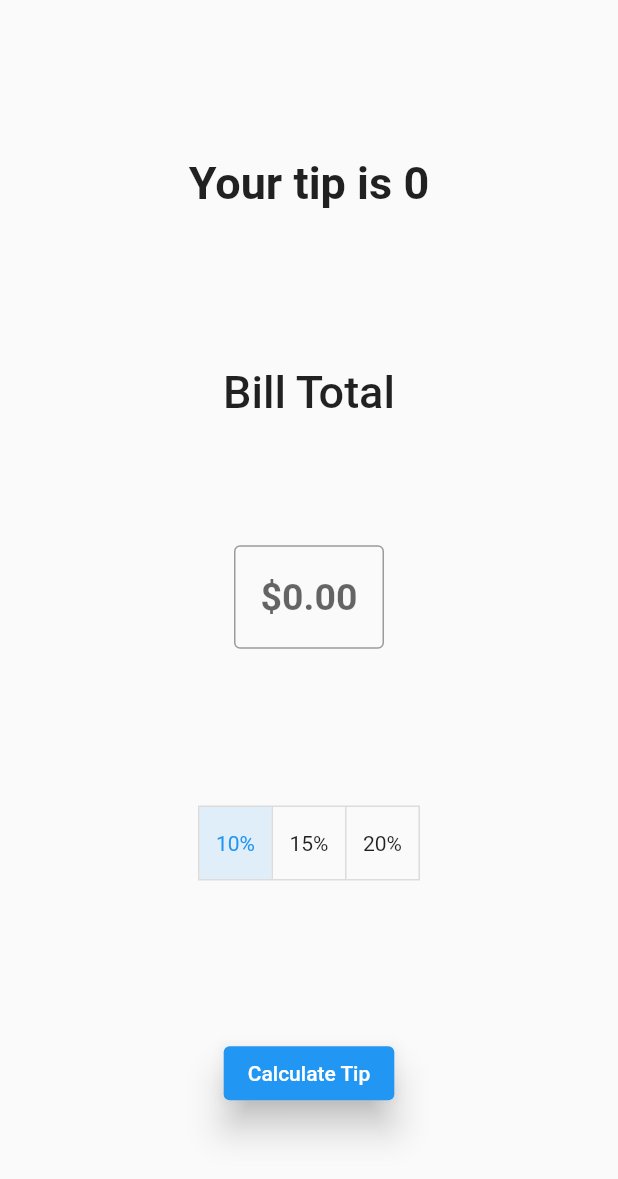
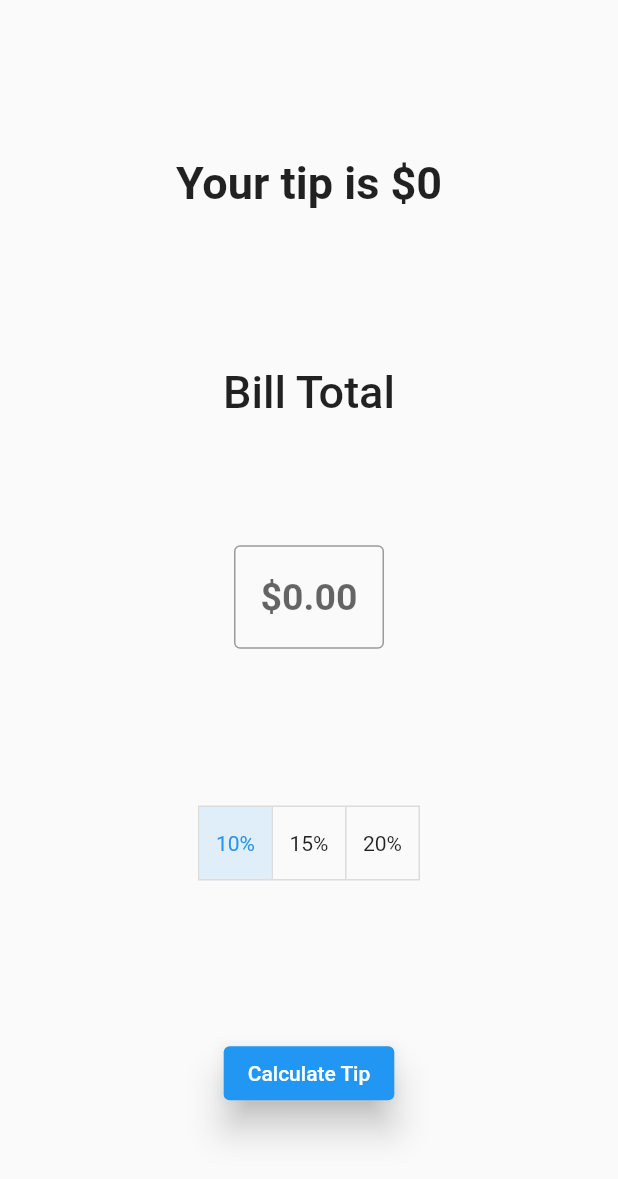
Before and after one commit to ivantrj/tip_calculator, a Flutter app: the screen it shows after launch, on a phone screen of 412 x 824 dp. Shown: the top 1179 px of the screen. Run offline on Flutter 3.47's test engine with Material 2 defaults, Android fonts, the phone set to English and light mode, and no system bars.

Commit message:
add dollar sign

```diff
--- a/lib/main.dart
+++ b/lib/main.dart
@@ -45,7 +45,7 @@ class _MyHomePageState extends State<MyHomePage> {
             Padding(
               padding: const EdgeInsets.all(20),
               child: Text(
-                'Your tip is $tip',
+                'Your tip is \$$tip',
                 style:
                     const TextStyle(fontSize: 30, fontWeight: FontWeight.bold),
               ),
@@ -61,7 +61,6 @@ class _MyHomePageState extends State<MyHomePage> {
                     const TextStyle(fontWeight: FontWeight.w600, fontSize: 25),
                 controller: controller,
                 textAlign: TextAlign.center,
-                // decoration: const InputDecoration(hintText: '\$0.00'),
                 decoration: const InputDecoration(
                   border: OutlineInputBorder(),
                   hintText: '\$0.00',
```
